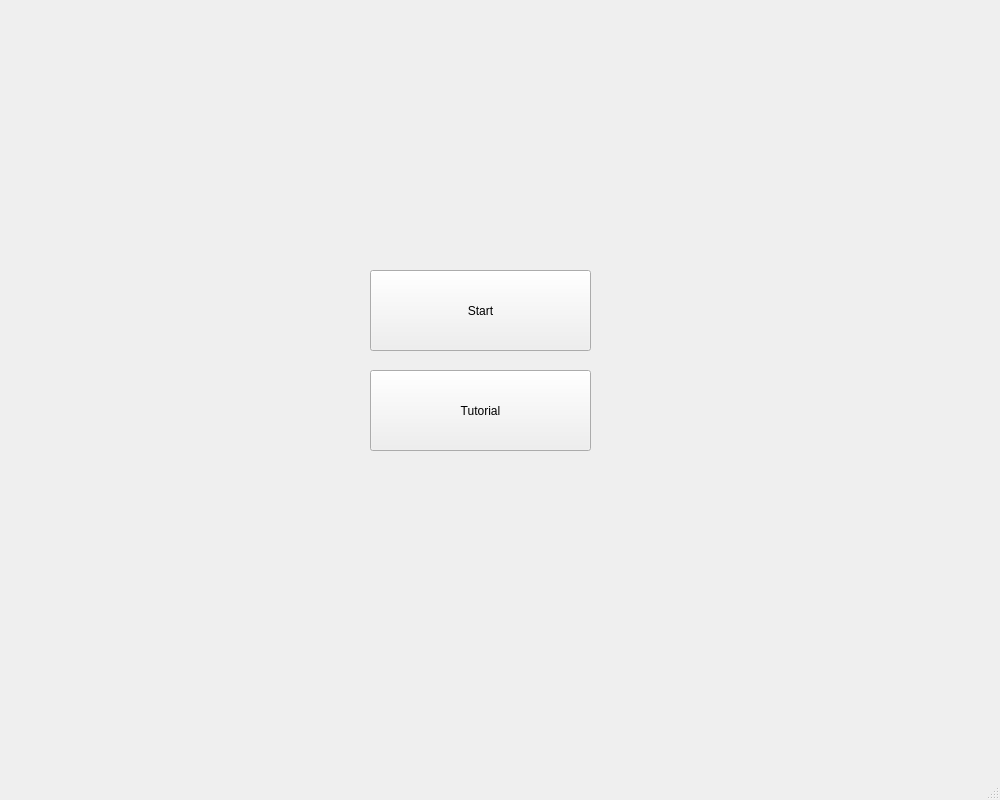
Before: the Qt Designer form GUI/GUI_sudoku/mainwindow.ui in teeraphat147258/Group12SudokuGame, drawn with Qt 5.
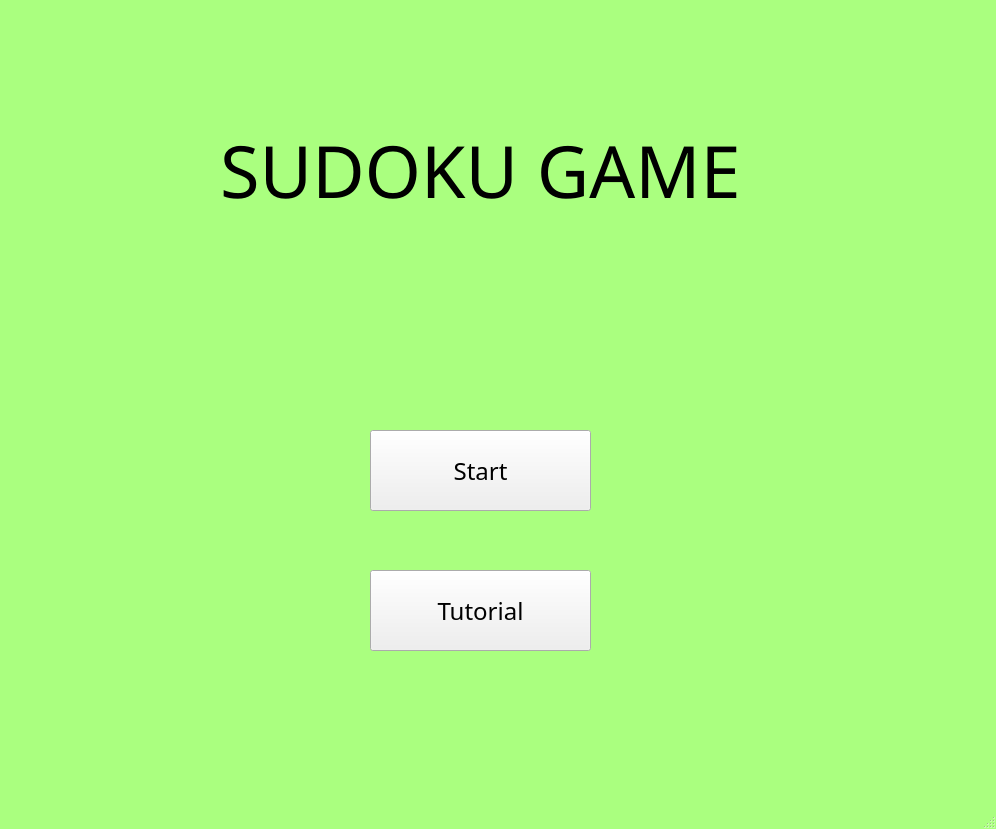
After: the same form once the commit is applied.

Commit message: Add main background

Diff of the .ui file:
```diff
--- a/GUI/GUI_sudoku/mainwindow.ui
+++ b/GUI/GUI_sudoku/mainwindow.ui
@@ -6,23 +6,41 @@
    <rect>
     <x>0</x>
     <y>0</y>
-    <width>1000</width>
-    <height>800</height>
+    <width>996</width>
+    <height>829</height>
    </rect>
   </property>
   <property name="windowTitle">
    <string>MainWindow</string>
   </property>
+  <property name="styleSheet">
+   <string notr="true">QLabel{
+	font:century gothic;
+	font-size:72px;
+}
+
+QMainWindow{
+	background-color: rgb(170, 255, 127);
+}
+
+QPushButton{
+	font:century gothic;
+	font-size:24px;
+}</string>
+  </property>
   <widget class="QWidget" name="centralwidget">
    <widget class="QPushButton" name="pushButton_Start">
     <property name="geometry">
      <rect>
       <x>370</x>
-      <y>270</y>
+      <y>430</y>
       <width>221</width>
       <height>81</height>
      </rect>
     </property>
+    <property name="styleSheet">
+     <string notr="true"/>
+    </property>
     <property name="text">
      <string>Start</string>
     </property>
@@ -31,7 +49,7 @@
     <property name="geometry">
      <rect>
       <x>370</x>
-      <y>370</y>
+      <y>570</y>
       <width>221</width>
       <height>81</height>
      </rect>
@@ -40,16 +58,22 @@
      <string>Tutorial</string>
     </property>
    </widget>
-  </widget>
-  <widget class="QMenuBar" name="menubar">
-   <property name="geometry">
-    <rect>
-     <x>0</x>
-     <y>0</y>
-     <width>1000</width>
-     <height>26</height>
-    </rect>
-   </property>
+   <widget class="QLabel" name="label">
+    <property name="geometry">
+     <rect>
+      <x>220</x>
+      <y>80</y>
+      <width>531</width>
+      <height>181</height>
+     </rect>
+    </property>
+    <property name="styleSheet">
+     <string notr="true"/>
+    </property>
+    <property name="text">
+     <string>SUDOKU GAME</string>
+    </property>
+   </widget>
   </widget>
   <widget class="QStatusBar" name="statusbar"/>
  </widget>
```
The commit also changes 53 other files.
